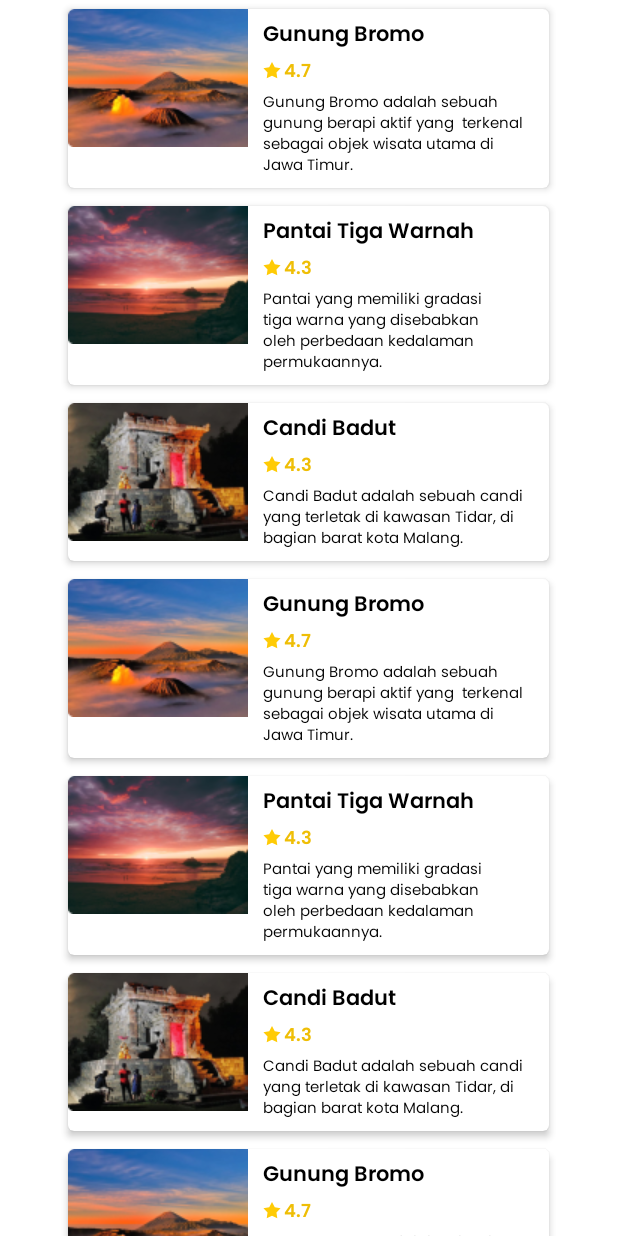
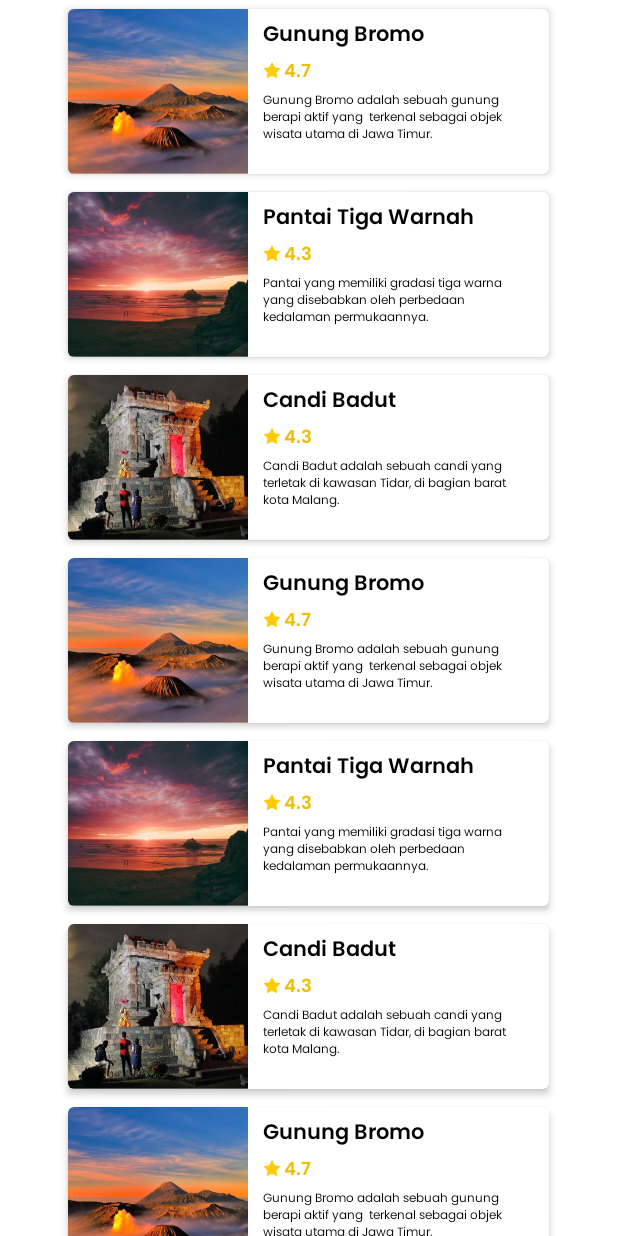
Before and after one commit to captvelsky/Atasiwirapp, an Android app: the screen it shows after launch once a user with an empty profile is signed in (MenuWisata), on a phone screen of 412 x 824 dp. Run offline under Robolectric (Android 15) with nearby library versions, the phone set to English and light mode, and no system bars; our stand-ins replace Firebase (no records; nobody signed in at launch, a user with empty details on screens opened directly).

Commit message:
fixing layout wisata and change image resource to higher resolution

```diff
--- a/app/src/main/java/com/example/atasiwirapp/MenuWisata.java
+++ b/app/src/main/java/com/example/atasiwirapp/MenuWisata.java
@@ -30,63 +30,63 @@ public class MenuWisata extends AppCompatActivity {
     private ArrayList<wisataModel> getList() {
         ArrayList<wisataModel> models = new ArrayList<>();
         wisataModel m = new wisataModel();
-        m.setImg(R.drawable.wisata1);
+        m.setImg(R.drawable.wisata_bromo);
         m.setTitle("Gunung Bromo");
         m.setRating("4.7");
         m.setDesc("Gunung Bromo adalah sebuah gunung berapi aktif yang  terkenal sebagai objek wisata utama di Jawa Timur.");
         models.add(m);
 
         m = new wisataModel();
-        m.setImg(R.drawable.wisata2);
+        m.setImg(R.drawable.wisata_pantai_tiga_warna);
         m.setTitle("Pantai Tiga Warnah");
         m.setRating("4.3");
         m.setDesc("Pantai yang memiliki gradasi tiga warna yang disebabkan oleh perbedaan kedalaman permukaannya.");
         models.add(m);
 
         m = new wisataModel();
-        m.setImg(R.drawable.wisata3);
+        m.setImg(R.drawable.wisata_candi_badut);
         m.setTitle("Candi Badut");
         m.setRating("4.3");
         m.setDesc("Candi Badut adalah sebuah candi yang terletak di kawasan Tidar, di bagian barat kota Malang.");
         models.add(m);
 
         m = new wisataModel();
-        m.setImg(R.drawable.wisata1);
+        m.setImg(R.drawable.wisata_bromo);
         m.setTitle("Gunung Bromo");
         m.setRating("4.7");
         m.setDesc("Gunung Bromo adalah sebuah gunung berapi aktif yang  terkenal sebagai objek wisata utama di Jawa Timur.");
         models.add(m);
 
         m = new wisataModel();
-        m.setImg(R.drawable.wisata2);
+        m.setImg(R.drawable.wisata_pantai_tiga_warna);
         m.setTitle("Pantai Tiga Warnah");
         m.setRating("4.3");
         m.setDesc("Pantai yang memiliki gradasi tiga warna yang disebabkan oleh perbedaan kedalaman permukaannya.");
         models.add(m);
 
         m = new wisataModel();
-        m.setImg(R.drawable.wisata3);
+        m.setImg(R.drawable.wisata_candi_badut);
         m.setTitle("Candi Badut");
         m.setRating("4.3");
         m.setDesc("Candi Badut adalah sebuah candi yang terletak di kawasan Tidar, di bagian barat kota Malang.");
         models.add(m);
 
         m = new wisataModel();
-        m.setImg(R.drawable.wisata1);
+        m.setImg(R.drawable.wisata_bromo);
         m.setTitle("Gunung Bromo");
         m.setRating("4.7");
         m.setDesc("Gunung Bromo adalah sebuah gunung berapi aktif yang  terkenal sebagai objek wisata utama di Jawa Timur.");
         models.add(m);
 
         m = new wisataModel();
-        m.setImg(R.drawable.wisata2);
+        m.setImg(R.drawable.wisata_pantai_tiga_warna);
         m.setTitle("Pantai Tiga Warnah");
         m.setRating("4.3");
         m.setDesc("Pantai yang memiliki gradasi tiga warna yang disebabkan oleh perbedaan kedalaman permukaannya.");
         models.add(m);
 
         m = new wisataModel();
-        m.setImg(R.drawable.wisata3);
+        m.setImg(R.drawable.wisata_candi_badut);
         m.setTitle("Candi Badut");
         m.setRating("4.3");
         m.setDesc("Candi Badut adalah sebuah candi yang terletak di kawasan Tidar, di bagian barat kota Malang.");
--- a/app/src/main/java/com/example/atasiwirapp/Wisata.java
+++ b/app/src/main/java/com/example/atasiwirapp/Wisata.java
@@ -11,6 +11,7 @@ import android.os.Bundle;
 import android.view.View;
 import android.widget.Button;
 import android.widget.ImageButton;
+import android.widget.ImageView;
 import android.widget.TextView;
 
 import com.example.atasiwirapp.rv_review.reviewAdapter;
@@ -31,6 +32,7 @@ public class Wisata extends AppCompatActivity implements View.OnClickListener {
     ImageButton _btnWisataBack;
     DatabaseReference mDatabase;
     TextView _wTitle, _wRating, _wDesc, _tvWisataGmaps;
+    ImageView _imgWisataPic;
 
     ArrayList<reviewModel> models = new ArrayList<>();
 
--- a/app/src/main/java/com/example/atasiwirapp/rv_wisata/wisataAdapter.java
+++ b/app/src/main/java/com/example/atasiwirapp/rv_wisata/wisataAdapter.java
@@ -50,7 +50,6 @@ public class wisataAdapter extends RecyclerView.Adapter<wisataHolder> {
                 intent.putExtra("wTitle", gTitle);
                 intent.putExtra("wRating", gRating);
                 intent.putExtra("wDesc", gDesc);
-
                 c.startActivity(intent);
             }
         });
--- a/app/src/main/res/layout/activity_menu_wisata.xml
+++ b/app/src/main/res/layout/activity_menu_wisata.xml
@@ -1,6 +1,5 @@
 <?xml version="1.0" encoding="utf-8"?>
-<androidx.core.widget.NestedScrollView
-    xmlns:android="http://schemas.android.com/apk/res/android"
+<androidx.core.widget.NestedScrollView xmlns:android="http://schemas.android.com/apk/res/android"
     xmlns:app="http://schemas.android.com/apk/res-auto"
     xmlns:tools="http://schemas.android.com/tools"
     android:layout_width="match_parent"
@@ -10,7 +9,8 @@
 
     <RelativeLayout
         android:layout_width="match_parent"
-        android:layout_height="wrap_content">
+        android:layout_height="wrap_content"
+        android:layout_marginBottom="20dp">
 
         <TextView
             android:id="@+id/tvWisataTitle"
@@ -27,12 +27,12 @@
             app:layout_constraintTop_toTopOf="parent" />
 
         <androidx.recyclerview.widget.RecyclerView
+            android:id="@+id/rvWisata"
             android:layout_width="330dp"
             android:layout_height="wrap_content"
-            android:id="@+id/rvWisata"
+            android:layout_below="@id/tvWisataTitle"
             android:layout_centerHorizontal="true"
-            android:layout_below="@id/tvWisataTitle"
-            android:layout_marginTop="42dp"/>
+            android:layout_marginTop="42dp" />
         <!--        <androidx.recyclerview.widget.RecyclerView-->
         <!--            android:id="@+id/rvWisata"-->
         <!--            android:layout_width="330dp"-->
--- a/app/src/main/res/layout/activity_wisata.xml
+++ b/app/src/main/res/layout/activity_wisata.xml
@@ -106,12 +106,12 @@
             android:layout_width="418dp"
             android:layout_height="251dp"
             android:adjustViewBounds="true"
-            android:scaleType="centerCrop"
+            android:scaleType="fitXY"
             app:layout_constraintEnd_toEndOf="parent"
             app:layout_constraintHorizontal_bias="0.571"
             app:layout_constraintStart_toStartOf="parent"
             app:layout_constraintTop_toTopOf="parent"
-            app:srcCompat="@drawable/bromo" />
+            app:srcCompat="@drawable/ic_launcher_background" />
 
         <androidx.recyclerview.widget.RecyclerView
             android:id="@+id/rvReview"
--- a/app/src/main/res/layout/layout_wisata.xml
+++ b/app/src/main/res/layout/layout_wisata.xml
@@ -14,7 +14,8 @@
         <ImageView
             android:id="@+id/imgMenuWisataPic"
             android:layout_width="120dp"
-            android:layout_height="match_parent"
+            android:layout_height="110dp"
+            android:scaleType="fitXY"
             android:src="@mipmap/ic_launcher" />
 
         <TextView
@@ -59,18 +60,18 @@
 
         <TextView
             android:id="@+id/wisataDesc"
-            android:layout_width="wrap_content"
-            android:layout_height="wrap_content"
+            android:layout_width="match_parent"
+            android:layout_height="48dp"
             android:layout_below="@id/ratingContainer"
             android:layout_marginStart="10dp"
             android:layout_marginTop="2dp"
             android:layout_marginEnd="11dp"
-            android:paddingBottom="6dp"
             android:layout_toEndOf="@id/imgMenuWisataPic"
             android:fontFamily="@font/poppins"
+            android:paddingBottom="6dp"
             android:text="description"
             android:textColor="#000"
-            android:textSize="10sp" />
+            android:textSize="8sp" />
     </RelativeLayout>
 
 </androidx.cardview.widget.CardView>
```
Also changed, not shown: app/src/main/res/drawable/bromo.png (deleted), app/src/main/res/drawable/wisata1.png (deleted), app/src/main/res/drawable/wisata2.png (deleted), app/src/main/res/drawable/wisata3.png (deleted), app/src/main/res/drawable/wisata_bromo.png (added), app/src/main/res/drawable/wisata_candi_badut.png (added), app/src/main/res/drawable/wisata_pantai_tiga_warna.png (added). Lines whose indentation alone changed are shown as unchanged.
